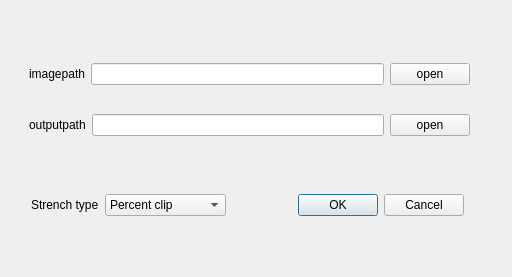
Old version of the form ui/preProcess/convert_8bit.ui in the repository scrssys/SCRS_RS_AI.
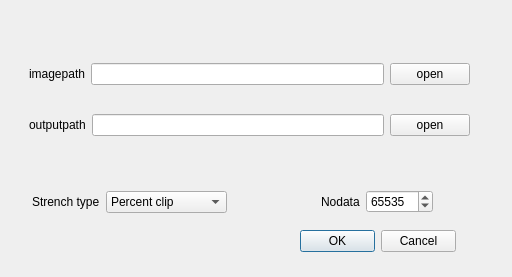
New version of the form.

```diff
--- a/ui/preProcess/convert_8bit.ui
+++ b/ui/preProcess/convert_8bit.ui
@@ -67,16 +67,32 @@
     </item>
    </layout>
   </widget>
+  <widget class="QDialogButtonBox" name="buttonBox">
+   <property name="geometry">
+    <rect>
+     <x>300</x>
+     <y>230</y>
+     <width>156</width>
+     <height>23</height>
+    </rect>
+   </property>
+   <property name="orientation">
+    <enum>Qt::Horizontal</enum>
+   </property>
+   <property name="standardButtons">
+    <set>QDialogButtonBox::Cancel|QDialogButtonBox::Ok</set>
+   </property>
+  </widget>
   <widget class="QWidget" name="">
    <property name="geometry">
     <rect>
-     <x>31</x>
+     <x>32</x>
      <y>190</y>
-     <width>433</width>
-     <height>30</height>
+     <width>401</width>
+     <height>24</height>
     </rect>
    </property>
-   <layout class="QHBoxLayout" name="horizontalLayout_4">
+   <layout class="QHBoxLayout" name="horizontalLayout_5">
     <item>
      <layout class="QHBoxLayout" name="horizontalLayout_3">
       <item>
@@ -116,14 +132,38 @@
      </layout>
     </item>
     <item>
-     <widget class="QDialogButtonBox" name="buttonBox">
+     <spacer name="horizontalSpacer">
       <property name="orientation">
        <enum>Qt::Horizontal</enum>
       </property>
-      <property name="standardButtons">
-       <set>QDialogButtonBox::Cancel|QDialogButtonBox::Ok</set>
+      <property name="sizeHint" stdset="0">
+       <size>
+        <width>40</width>
+        <height>20</height>
+       </size>
       </property>
-     </widget>
+     </spacer>
+    </item>
+    <item>
+     <layout class="QHBoxLayout" name="horizontalLayout_4">
+      <item>
+       <widget class="QLabel" name="label_4">
+        <property name="text">
+         <string>Nodata</string>
+        </property>
+       </widget>
+      </item>
+      <item>
+       <widget class="QSpinBox" name="spinBox">
+        <property name="maximum">
+         <number>1000000000</number>
+        </property>
+        <property name="value">
+         <number>65535</number>
+        </property>
+       </widget>
+      </item>
+     </layout>
     </item>
    </layout>
   </widget>
```
